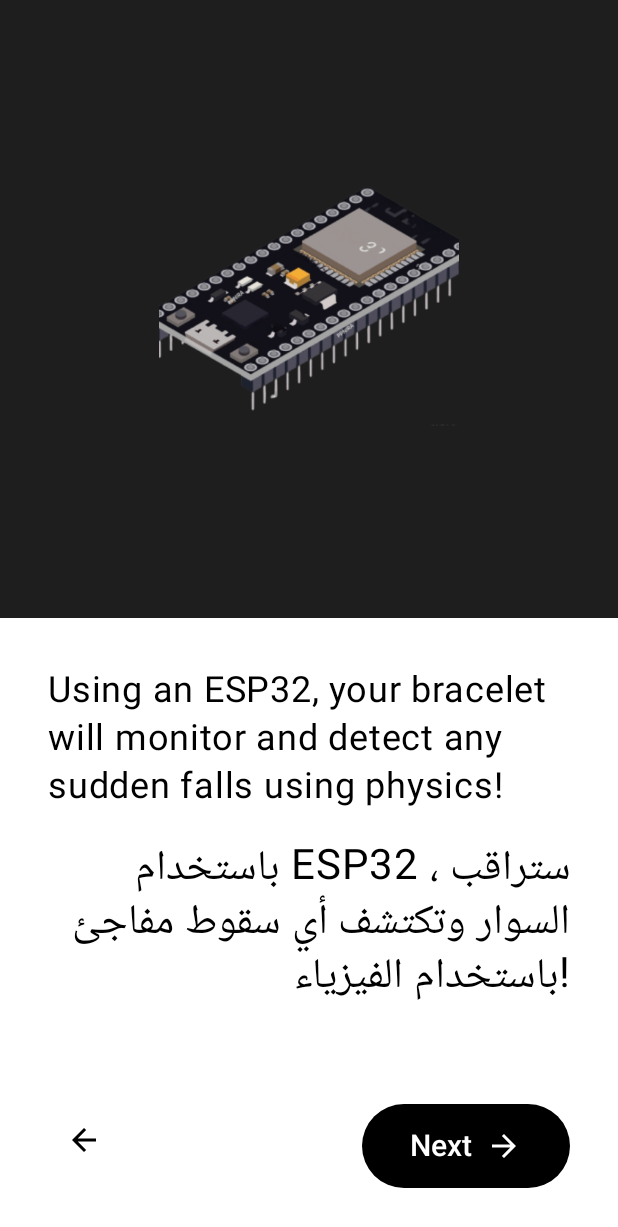
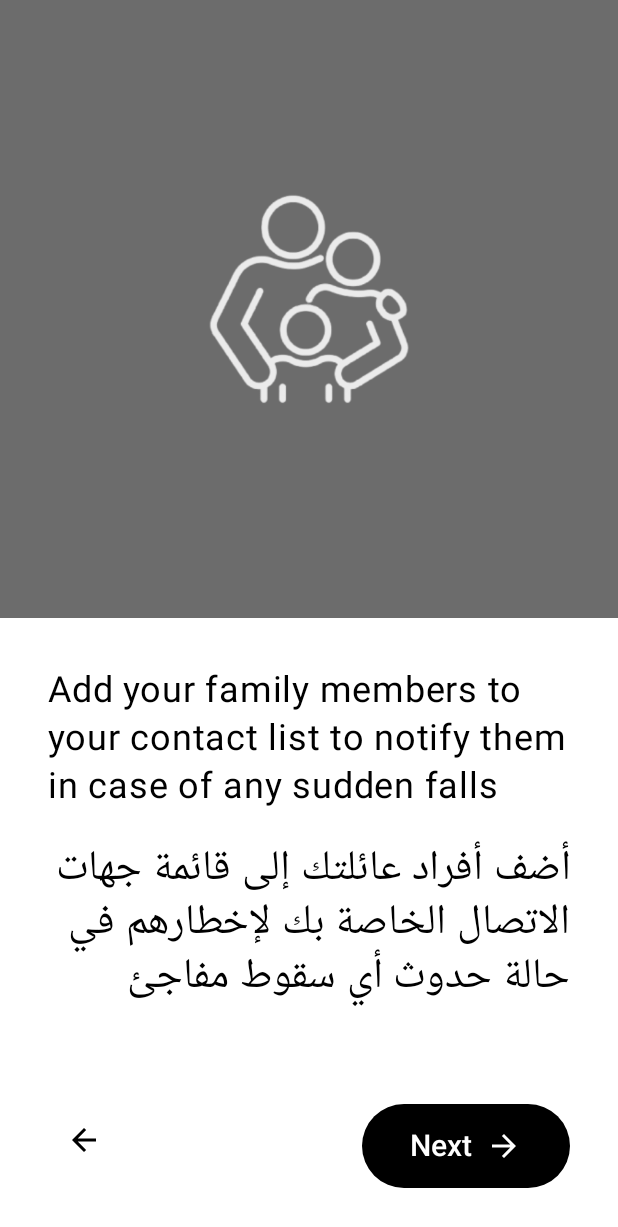
Before and after one commit to atick-faisal/Safety-Android, an Android app built with Jetpack Compose: the screen it shows after launch (MainActivity), on a phone screen of 412 x 824 dp. Shown: the top 1227 px of the screen. Run offline under Robolectric (Android 15) with nearby library versions, the phone set to English and light mode, and no system bars; our stand-ins replace Dagger/Hilt's generated code; libraries missing offline, so code that uses them is left out: com.orhanobut.logger; 2 statements that could not run were skipped.

Commit message:
Implement intro page 3

```diff
--- /dev/null
+++ b/app/src/main/kotlin/dev/atick/safety/ui/intro/page3/IntroFragment3.kt
@@ -0,0 +1,19 @@
+package dev.atick.safety.ui.intro.page3
+
+import androidx.compose.runtime.Composable
+import dagger.hilt.android.AndroidEntryPoint
+import dev.atick.core.ui.base.BaseFragment
+import dev.atick.core.ui.theme.JetpackTheme
+import dev.atick.safety.ui.intro.page2.IntroScreen2
+
+@AndroidEntryPoint
+class IntroFragment3 : BaseFragment() {
+
+    @Composable
+    override fun ComposeUi() {
+        JetpackTheme {
+            IntroScreen3(onNextClick = { /*TODO*/ })
+        }
+    }
+
+}
--- /dev/null
+++ b/app/src/main/kotlin/dev/atick/safety/ui/intro/page3/IntroScreen3.kt
@@ -0,0 +1,114 @@
+package dev.atick.safety.ui.intro.page3
+
+import android.app.Activity
+import androidx.compose.foundation.Image
+import androidx.compose.foundation.background
+import androidx.compose.foundation.layout.*
+import androidx.compose.material.icons.Icons
+import androidx.compose.material.icons.filled.ArrowBack
+import androidx.compose.material.icons.filled.ArrowForward
+import androidx.compose.material3.Icon
+import androidx.compose.material3.IconButton
+import androidx.compose.material3.Text
+import androidx.compose.runtime.Composable
+import androidx.compose.runtime.SideEffect
+import androidx.compose.ui.Alignment
+import androidx.compose.ui.Modifier
+import androidx.compose.ui.graphics.Color
+import androidx.compose.ui.graphics.toArgb
+import androidx.compose.ui.platform.LocalView
+import androidx.compose.ui.res.painterResource
+import androidx.compose.ui.text.style.TextAlign
+import androidx.compose.ui.unit.dp
+import androidx.compose.ui.unit.sp
+import androidx.core.view.WindowCompat
+import dagger.hilt.android.internal.managers.FragmentComponentManager
+import dev.atick.safety.R
+import dev.atick.safety.ui.common.components.LargeButton
+
+@Composable
+fun IntroScreen3(
+    onNextClick: () -> Unit,
+    onBackClick: (() -> Unit)? = null
+) {
+    val view = LocalView.current
+    if (!view.isInEditMode) {
+        // ... ViewCompat.getWindowInsetsController is deprecated
+        // ... https://stackoverflow.com/a/73271312/12737399
+        // ... FragmentContextWrapper cannot be cast to android.app.Activity
+        // ... https://stackoverflow.com/a/65023375/12737399
+        val currentWindow = (FragmentComponentManager.findActivity(view.context) as Activity).window
+        SideEffect {
+            currentWindow?.let { window ->
+                window.statusBarColor = Color(0xFF6C6C6C).toArgb()
+                window.navigationBarColor = Color.White.toArgb()
+                WindowCompat.getInsetsController(window, view).isAppearanceLightStatusBars = false
+                WindowCompat.getInsetsController(window, view).isAppearanceLightNavigationBars =
+                    true
+            }
+        }
+    }
+
+    Column(
+        modifier = Modifier
+            .fillMaxSize()
+            .background(Color(0xFF6C6C6C)),
+        horizontalAlignment = Alignment.CenterHorizontally,
+        verticalArrangement = Arrangement.Center
+    ) {
+
+        Image(
+            painter = painterResource(id = R.drawable.intro_page_3_header),
+            contentDescription = "icon",
+            modifier = Modifier
+                .size(200.dp)
+                .weight(0.5F)
+        )
+
+        Column(
+            modifier = Modifier
+                .fillMaxWidth()
+                .background(Color.White)
+                .padding(horizontal = 32.dp)
+                .weight(0.5F),
+            horizontalAlignment = Alignment.CenterHorizontally,
+        ) {
+            Spacer(modifier = Modifier.height(32.dp))
+
+            Text(
+                text = "Add your family members to your contact list to notify them in case of any sudden falls",
+                fontSize = 24.sp,
+                color = Color.Black,
+                lineHeight = 32.sp
+            )
+
+            Spacer(modifier = Modifier.height(16.dp))
+
+            Text(
+                text = "أضف أفراد عائلتك إلى قائمة جهات الاتصال الخاصة بك لإخطارهم في حالة حدوث أي سقوط مفاجئ",
+                fontSize = 28.sp,
+                color = Color.Black,
+                lineHeight = 36.sp,
+                textAlign = TextAlign.Right
+            )
+
+            Spacer(modifier = Modifier.weight(1.0F))
+
+            Row(
+                modifier = Modifier.fillMaxWidth(),
+                horizontalArrangement = Arrangement.SpaceBetween
+            ) {
+                IconButton(onClick = { /*TODO*/ }) {
+                    Icon(imageVector = Icons.Default.ArrowBack, contentDescription = "back")
+                }
+                LargeButton(
+                    text = "Next",
+                    onClick = { /*TODO*/ },
+                    trailingIcon = Icons.Default.ArrowForward
+                )
+            }
+
+            Spacer(modifier = Modifier.height(32.dp))
+        }
+    }
+}
--- a/app/src/main/res/navigation/nav_graph.xml
+++ b/app/src/main/res/navigation/nav_graph.xml
@@ -2,9 +2,9 @@
 <navigation xmlns:android="http://schemas.android.com/apk/res/android"
     xmlns:app="http://schemas.android.com/apk/res-auto"
     android:id="@+id/nav_graph"
-    app:startDestination="@id/introFragment2">
+    app:startDestination="@id/introFragment3">
     <fragment
-        android:id="@+id/introFragment2"
-        android:name="dev.atick.safety.ui.intro.page2.IntroFragment2"
-        android:label="IntroFragment2" />
+        android:id="@+id/introFragment3"
+        android:name="dev.atick.safety.ui.intro.page3.IntroFragment3"
+        android:label="IntroFragment3" />
 </navigation>
```
Also changed, not shown: app/src/main/res/drawable/intro_page_3_header.png (added), app/src/main/res/drawable/intro_page_4_header.png (added).
